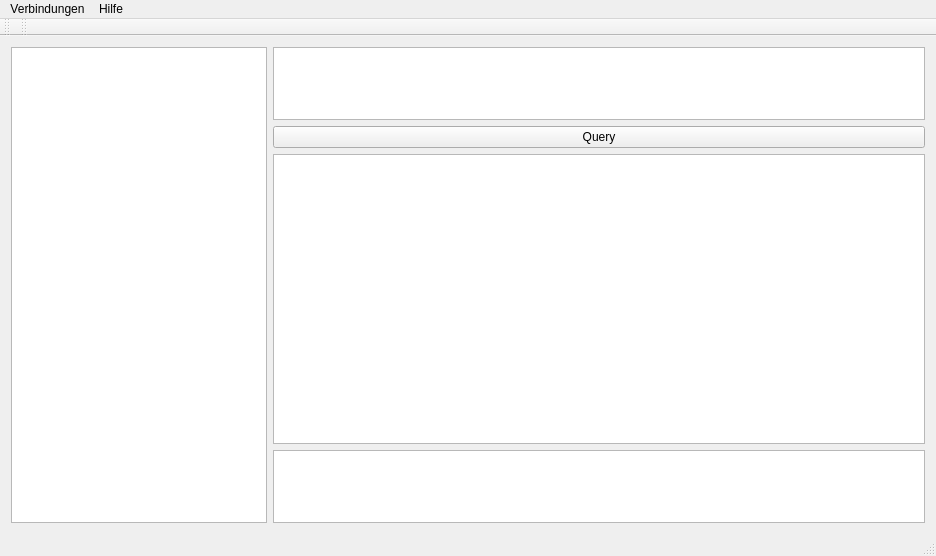
mastercad/DBManager, file mainwindow.ui: the form before one commit.
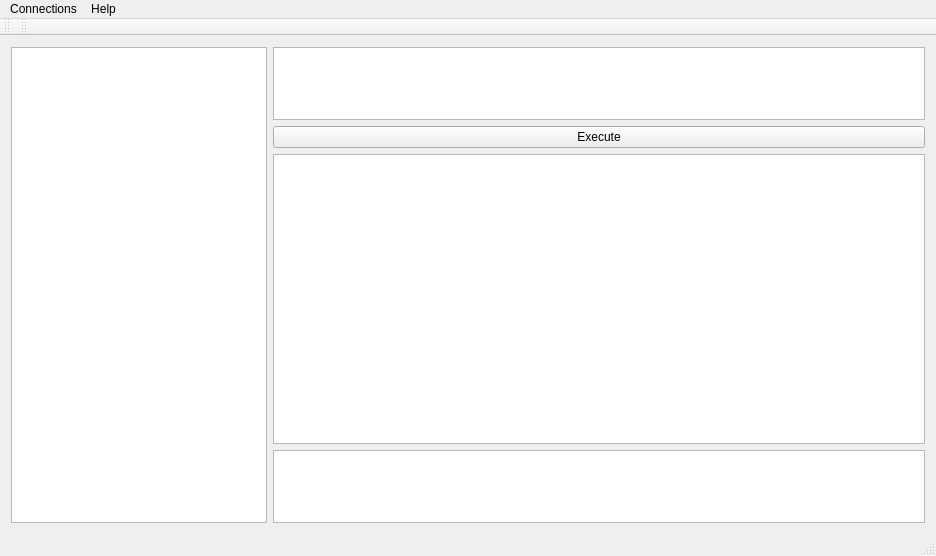
The form after the commit. Icons and pictures are not drawn. Custom widgets are drawn as their Qt base class.

```diff
--- a/mainwindow.ui
+++ b/mainwindow.ui
@@ -35,7 +35,11 @@
         <item>
          <widget class="QPushButton" name="btnQueryExecute">
           <property name="text">
-           <string>Query</string>
+           <string>Execute</string>
+          </property>
+          <property name="icon">
+           <iconset resource="resources.qrc">
+            <normaloff>:/icons/ausfuehren_schatten.png</normaloff>:/icons/ausfuehren_schatten.png</iconset>
           </property>
          </widget>
         </item>
@@ -73,7 +77,7 @@
    </property>
    <widget class="QMenu" name="menuMain_Tool_Bar">
     <property name="title">
-     <string>Verbindungen</string>
+     <string>Connections</string>
     </property>
     <widget class="QMenu" name="menuVerbinden">
      <property name="title">
@@ -88,7 +92,7 @@
    </widget>
    <widget class="QMenu" name="menuHilfe">
     <property name="title">
-     <string>Hilfe</string>
+     <string>Help</string>
     </property>
     <addaction name="action_ber_DBManager"/>
    </widget>
```
Left out of the diff: 19 changed lines with no effect on the pictures.
